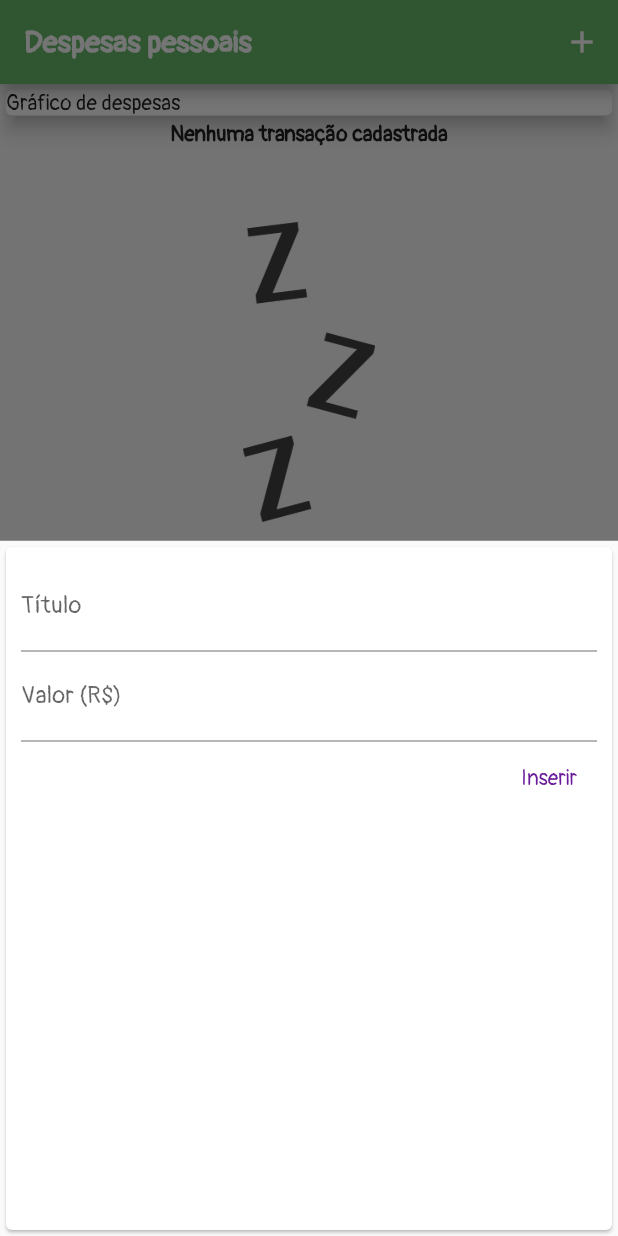
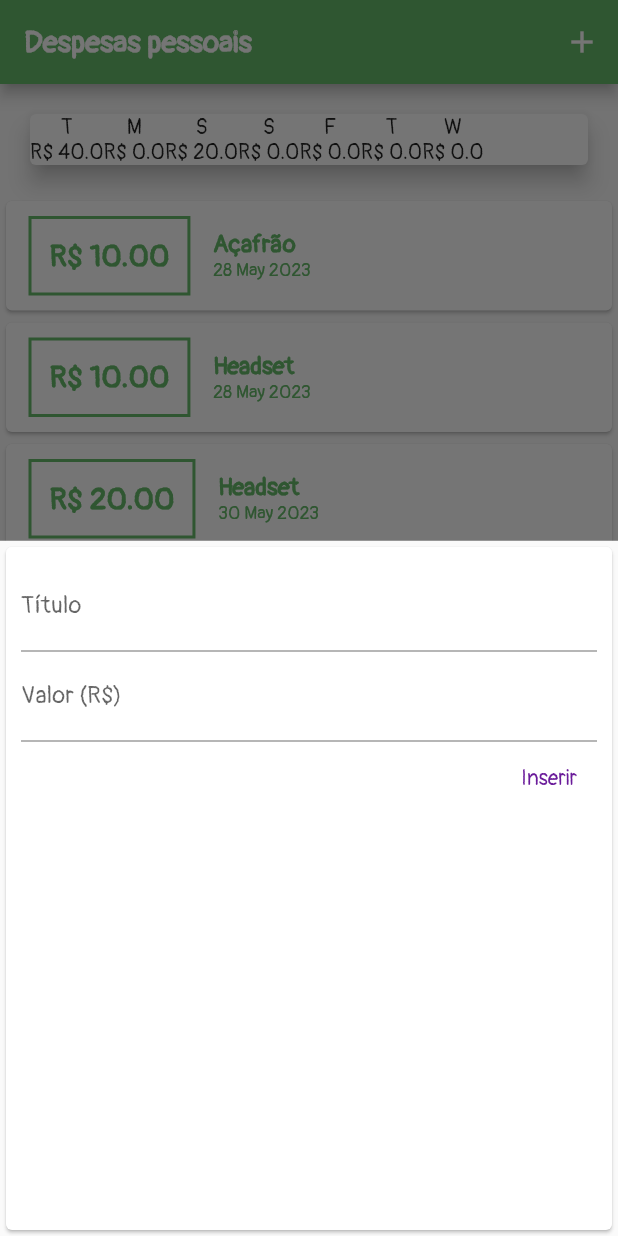
Before and after one commit to AdrianoSantana/flutter-expenses, a Flutter app: the screen it shows after launch, after a tap on the "add" icon, on a phone screen of 412 x 824 dp. Run offline on Flutter 3.47's test engine with Material 2 defaults, Android fonts, the phone set to English and light mode, and no system bars.

Commit message:
feat: criado chart widget

```diff
--- /dev/null
+++ b/lib/components/chart.dart
@@ -0,0 +1,45 @@
+import 'package:expenses/models/transaction.dart';
+import 'package:flutter/material.dart';
+import 'package:intl/intl.dart';
+
+class Chart extends StatelessWidget {
+  final List<Transaction> recentTransactions;
+
+  const Chart({super.key, required this.recentTransactions});
+
+  List<Map<String, Object>> get groupedTransactions {
+    return List.generate(7, (index) {
+      final weekDay = DateTime.now().subtract(Duration(days: index));
+      double totalSum = 0.0;
+
+      for (var index = 0; index < recentTransactions.length; index++) {
+        Transaction actual = recentTransactions[index];
+        if (DateUtils.isSameDay(weekDay, actual.date)) {
+          totalSum += actual.value;
+        }
+      }
+      return {
+        'day': DateFormat.E().format(weekDay)[0],
+        'value': totalSum,
+      };
+    });
+  }
+
+  @override
+  Widget build(BuildContext context) {
+    return Card(
+      elevation: 6,
+      margin: const EdgeInsets.all(20.0),
+      child: Row(
+        children: groupedTransactions.map((tr) {
+          return Column(
+            children: [
+              Text('${tr['day']}'),
+              Text('R\$ ${tr['value']}'),
+            ],
+          );
+        }).toList(),
+      ),
+    );
+  }
+}
--- /dev/null
+++ b/lib/components/chart_bar.dart
@@ -0,0 +1,10 @@
+import 'package:flutter/material.dart';
+
+class ChartBar extends StatelessWidget {
+  const ChartBar({super.key});
+
+  @override
+  Widget build(BuildContext context) {
+    return const Placeholder();
+  }
+}
--- a/lib/main.dart
+++ b/lib/main.dart
@@ -1,5 +1,6 @@
 import 'dart:math';
 
+import 'package:expenses/components/chart.dart';
 import 'package:expenses/components/transaction_form.dart';
 import 'package:flutter/material.dart';
 import 'components/transaction.dart';
@@ -31,9 +32,33 @@ class HomePage extends StatefulWidget {
 
 class _HomePageState extends State<HomePage> {
   List<Transaction> transactions = [
-    //Transaction(id: 't1', title: 'Açafrão', value: 12.50, date: DateTime.now()),
-    //Transaction(id: 't2', title: 'Headset', value: 133.49, date: DateTime.now())
+    Transaction(
+        id: 't1',
+        title: 'Açafrão',
+        value: 10.0,
+        date: DateTime.now().subtract(const Duration(days: 2))),
+    Transaction(
+        id: 't2',
+        title: 'Headset',
+        value: 10.0,
+        date: DateTime.now().subtract(const Duration(days: 2))),
+    Transaction(id: 't2', title: 'Headset', value: 20.0, date: DateTime.now()),
+    Transaction(id: 't2', title: 'Headset', value: 20.0, date: DateTime.now()),
+    Transaction(
+        id: 't2',
+        title: 'Headset',
+        value: 1000.0,
+        date: DateTime.now().subtract(const Duration(days: 33))),
   ];
+
+  List<Transaction> get _recentTransactions {
+    DateTime lastSeventhDay = DateTime.now().subtract(const Duration(days: 7));
+
+    List<Transaction> recents =
+        transactions.where((tr) => tr.date.isAfter(lastSeventhDay)).toList();
+
+    return recents;
+  }
 
   _addTransaction(String title, double value) {
     final newTransaction = Transaction(
@@ -84,10 +109,7 @@ class _HomePageState extends State<HomePage> {
         child: Column(
           crossAxisAlignment: CrossAxisAlignment.stretch,
           children: [
-            const Card(
-              elevation: 5,
-              child: Text('Gráfico de despesas'),
-            ),
+            Chart(recentTransactions: _recentTransactions),
             Column(
               children: [
                 TransactionsList(transactions: transactions),
```
